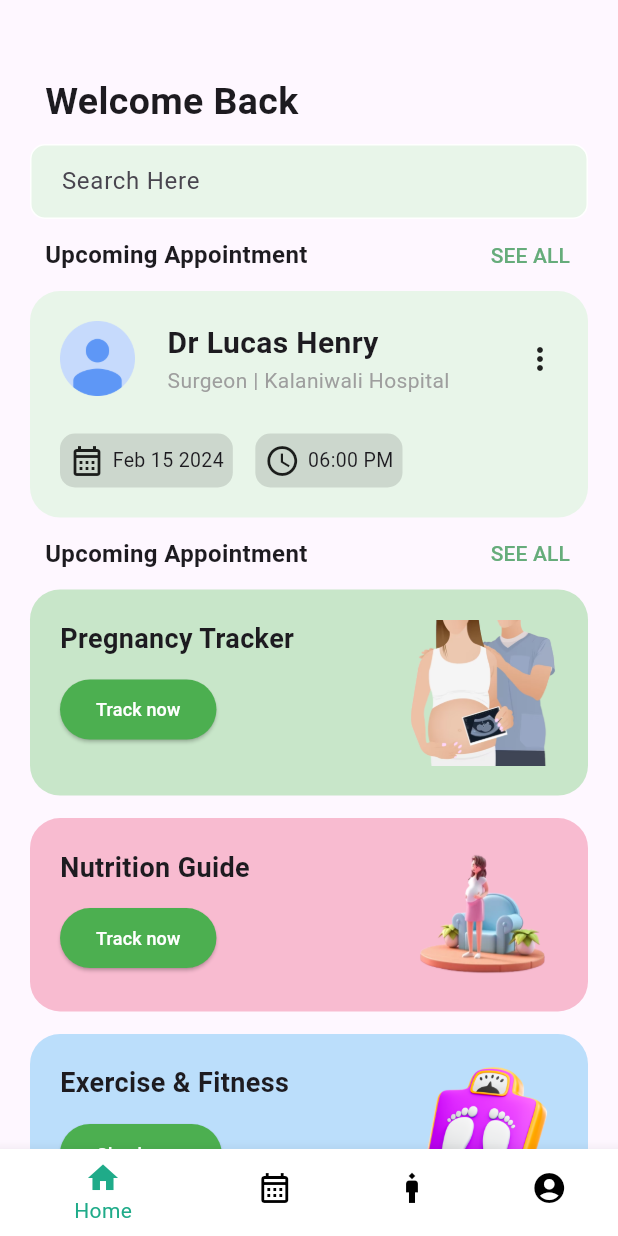
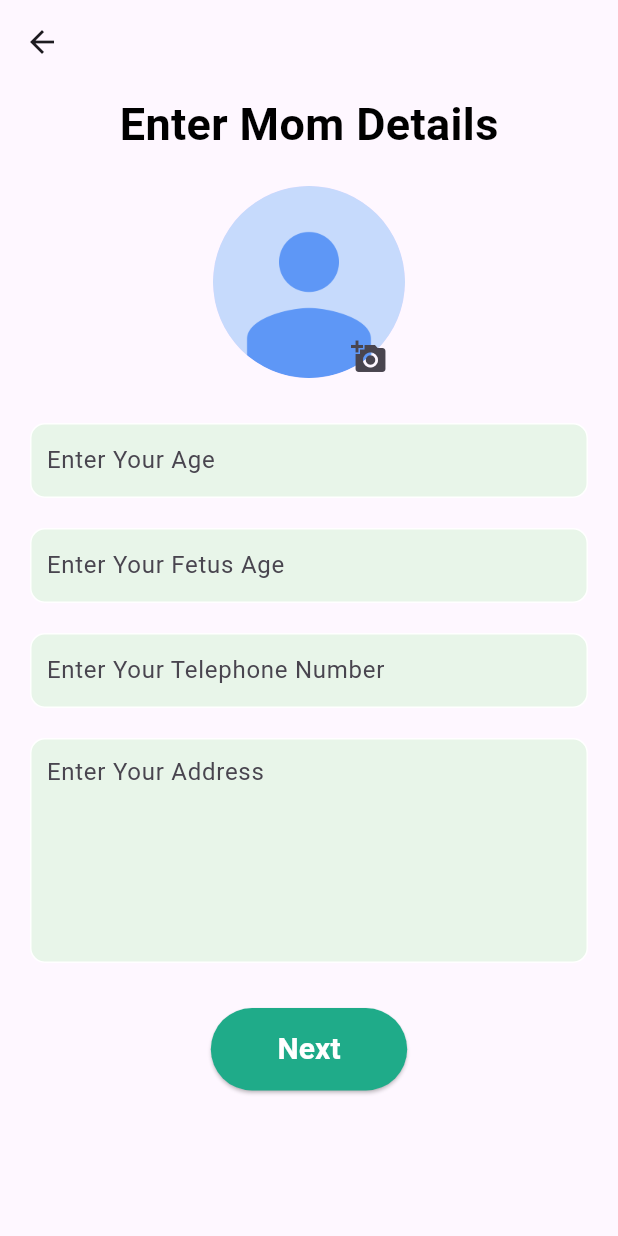
Before and after one commit to jdtdjayasingha/Babycare-University-Assignment, a Flutter app: the screen it shows after launch, after a tap on "Enter Doctor Details", on a phone screen of 412 x 824 dp. Run offline on Flutter 3.47's test engine with Material 3 defaults, Android fonts, the light colour scheme and no system bars; our stand-ins replace cloud_firestore, firebase_core, firebase_storage, image_picker; accounts and stored records are empty.

Commit message:
Created the Enter Mom Details Screen

```diff
--- /dev/null
+++ b/lib/screen/mom/add_data.dart
@@ -0,0 +1,52 @@
+import 'dart:typed_data';
+import 'package:cloud_firestore/cloud_firestore.dart';
+import 'package:firebase_storage/firebase_storage.dart';
+
+final FirebaseStorage _storage = FirebaseStorage.instance;
+final FirebaseFirestore _firestore = FirebaseFirestore.instance;
+
+class StoreData {
+  Future<String> uploadImageToStorage(Uint8List file) async {
+    try {
+      // Generate a unique image name
+      String imageName = DateTime.now().millisecondsSinceEpoch.toString();
+      Reference ref = _storage.ref().child('momUser/$imageName');
+      UploadTask uploadTask = ref.putData(file);
+      TaskSnapshot snapshot = await uploadTask;
+      String downloadURL = await snapshot.ref.getDownloadURL();
+      return downloadURL;
+    } catch (error) {
+      // ignore: avoid_print
+      print("Error uploading image: $error");
+      return "";
+    }
+  }
+
+  Future<String> saveData({
+    required String age,
+    required String fage,
+    required String number,
+    required String address,
+    required Uint8List file,
+  }) async {
+    try {
+      if (age.isNotEmpty && fage.isNotEmpty) {
+        String imageUrl = await uploadImageToStorage(file);
+        await _firestore.collection('saveMomDetails').add({
+          'age': age,
+          'fage': fage,
+          'number': number,
+          'address': address,
+          'imageLink': imageUrl,
+        });
+        return 'success';
+      } else {
+        return 'Age and Fetus Age cannot be empty';
+      }
+    } catch (error) {
+      // ignore: avoid_print
+      print("Error saving data: $error");
+      return "Some Error";
+    }
+  }
+}
--- /dev/null
+++ b/lib/screen/mom/enter_mom_details.dart
@@ -0,0 +1,226 @@
+import 'dart:typed_data';
+
+import 'package:babycare/screen/doctor/doctor_success.dart';
+
+import 'package:babycare/screen/mom/add_data.dart';
+import 'package:babycare/screen/mom/utils.dart';
+import 'package:flutter/material.dart';
+import 'package:image_picker/image_picker.dart';
+
+class EnterMomDetails extends StatefulWidget {
+  const EnterMomDetails({super.key});
+
+  @override
+  State<EnterMomDetails> createState() => _EnterDoctorDetailsState();
+}
+
+class _EnterDoctorDetailsState extends State<EnterMomDetails> {
+  Uint8List? _image;
+
+  final TextEditingController ageEditingController = TextEditingController();
+  final TextEditingController fageEditingController = TextEditingController();
+  final TextEditingController numberEditingController = TextEditingController();
+  final TextEditingController addressEditingController =
+      TextEditingController();
+
+  void selectImage() async {
+    List<int> img = await pickImage(ImageSource.gallery);
+    setState(() {
+      _image = img as Uint8List?;
+    });
+  }
+
+  void saveDoctor() async {
+    String age = ageEditingController.text;
+    String fage = fageEditingController.text;
+    String number = numberEditingController.text;
+    String address = addressEditingController.text;
+
+    // ignore: unused_local_variable
+    String resp = await StoreData().saveData(
+        age: age, fage: fage, number: number, address: address, file: _image!);
+
+    ageEditingController.clear();
+    fageEditingController.clear();
+    numberEditingController.clear();
+    addressEditingController.clear();
+
+    Navigator.push(
+      // ignore: use_build_context_synchronously
+      context,
+      MaterialPageRoute(
+        builder: (context) => DoctorSuccess(),
+      ),
+    );
+  }
+
+  @override
+  Widget build(BuildContext context) {
+    return Scaffold(
+      appBar: AppBar(),
+      body: SingleChildScrollView(
+        child: Padding(
+          padding: const EdgeInsets.only(
+            top: 5,
+            left: 20,
+            right: 20,
+          ),
+          child: Center(
+            child: Column(
+              mainAxisAlignment: MainAxisAlignment.center,
+              children: [
+                const Row(
+                  mainAxisAlignment: MainAxisAlignment.center,
+                  children: [
+                    Text(
+                      "Enter Mom Details",
+                      style: TextStyle(
+                        color: Colors.black,
+                        fontSize: 30,
+                        fontWeight: FontWeight.w700,
+                      ),
+                    ),
+                  ],
+                ),
+                SizedBox(
+                  height: 20,
+                ),
+                Row(
+                  mainAxisAlignment: MainAxisAlignment.center,
+                  children: [
+                    Stack(
+                      children: [
+                        _image != null
+                            ? CircleAvatar(
+                                radius: 64,
+                                backgroundImage: MemoryImage(_image!),
+                              )
+                            : const CircleAvatar(
+                                radius: 64,
+                                backgroundImage:
+                                    AssetImage('assets/images/user.png'),
+                                // backgroundImage: NetworkImage(
+                                //     'https://banner2.cleanpng.com/20240323/ogb/transparent-iphone-camera-white-iphone-camera-on-flat-surface65fee27494bcf1.70391006.webp'),
+                              ),
+                        Positioned(
+                          bottom: -10,
+                          left: 80,
+                          child: IconButton(
+                            onPressed: selectImage,
+                            icon: const Icon(Icons.add_a_photo),
+                          ),
+                        ),
+                      ],
+                    ),
+                  ],
+                ),
+                const SizedBox(
+                  height: 30,
+                ),
+                Container(
+                  width: double.infinity, // Make the container take full width
+                  decoration: BoxDecoration(
+                    color: Colors.green[50],
+                    borderRadius: BorderRadius.circular(10.0),
+                    border: Border.all(
+                      color: Colors.white,
+                    ), // Set border color to green
+                  ),
+                  child: TextField(
+                    controller: ageEditingController,
+                    decoration: const InputDecoration(
+                      hintText: 'Enter Your Age',
+                      contentPadding: EdgeInsets.all(10.0),
+                      border: InputBorder.none,
+                    ),
+                  ),
+                ),
+                const SizedBox(height: 20.0),
+                Container(
+                  width: double.infinity, // Make the container take full width
+                  decoration: BoxDecoration(
+                    color: Colors.green[50],
+                    borderRadius: BorderRadius.circular(10.0),
+                    border: Border.all(
+                      color: Colors.white,
+                    ), // Set border color to green
+                  ),
+                  child: TextField(
+                    controller: numberEditingController,
+                    decoration: const InputDecoration(
+                      hintText: 'Enter Your Fetus Age',
+                      contentPadding: EdgeInsets.all(10.0),
+                      border: InputBorder.none,
+                    ),
+                  ),
+                ),
+                const SizedBox(height: 20.0),
+                Container(
+                  width: double.infinity, // Make the container take full width
+                  decoration: BoxDecoration(
+                    color: Colors.green[50],
+                    borderRadius: BorderRadius.circular(10.0),
+                    border: Border.all(
+                      color: Colors.white,
+                    ), // Set border color to green
+                  ),
+                  child: TextField(
+                    controller: fageEditingController,
+                    decoration: const InputDecoration(
+                      hintText: 'Enter Your Telephone Number',
+                      contentPadding: EdgeInsets.all(10.0),
+                      border: InputBorder.none,
+                    ),
+                  ),
+                ),
+                const SizedBox(height: 20.0),
+                Container(
+                  height: 150,
+                  width: double.infinity, // Make the container take full width
+                  decoration: BoxDecoration(
+                    color: Colors.green[50],
+                    borderRadius: BorderRadius.circular(10.0),
+                    border: Border.all(
+                      color: Colors.white,
+                    ), // Set border color to green
+                  ),
+                  child: TextField(
+                    maxLines: null,
+                    expands: true,
+                    keyboardType: TextInputType.multiline,
+                    controller: addressEditingController,
+                    decoration: const InputDecoration(
+                      hintText: 'Enter Your Address',
+                      contentPadding: EdgeInsets.all(10.0),
+                      border: InputBorder.none,
+                    ),
+                  ),
+                ),
+                SizedBox(
+                  height: 30.0,
+                ),
+                SizedBox(
+                  height: 55,
+                  child: ElevatedButton(
+                    style: ElevatedButton.styleFrom(
+                      backgroundColor: Color.fromARGB(255, 31, 171, 137),
+                    ),
+                    onPressed: saveDoctor,
+                    child: const Text(
+                      '    Next    ',
+                      style: TextStyle(
+                        color: Colors.white,
+                        fontSize: 20,
+                        fontWeight: FontWeight.bold,
+                      ),
+                    ),
+                  ),
+                ),
+              ],
+            ),
+          ),
+        ),
+      ),
+    );
+  }
+}
--- /dev/null
+++ b/lib/screen/mom/utils.dart
@@ -0,0 +1,14 @@
+import 'package:image_picker/image_picker.dart';
+
+Future<List<int>> pickImage(ImageSource source) async {
+  final ImagePicker imagePicker = ImagePicker();
+  // ignore: no_leading_underscores_for_local_identifiers
+  XFile? _file = await imagePicker.pickImage(source: source);
+  if (_file != null) {
+    return await _file.readAsBytes();
+  } else {
+    // ignore: avoid_print
+    print('No Images Selected');
+    return [];
+  }
+}
--- a/lib/screen/test.dart
+++ b/lib/screen/test.dart
@@ -1,3 +1,4 @@
+import 'package:babycare/screen/mom/enter_mom_details.dart';
 import 'package:babycare/screen/user_dashboard.dart';
 import 'package:flutter/material.dart';
 
@@ -18,7 +19,7 @@ class Test extends StatelessWidget {
                   Navigator.push(
                     context,
                     MaterialPageRoute(
-                      builder: (context) => UserDashboard(),
+                      builder: (context) => EnterMomDetails(),
                     ),
                   );
                 },
```
Also changed, not shown: lib/screen/doctor/enter_doctor_details.dart (renamed from lib/screen/enter_doctor_details.dart, +3 -6 lines), lib/screen/doctor/add_data.dart (renamed from lib/screen/add_data.dart), lib/screen/doctor/doctor_success.dart (renamed from lib/screen/doctor_success.dart), lib/screen/doctor/utils.dart (renamed from lib/screen/utils.dart), lib/screen/mom/mom_success.dart (added).
